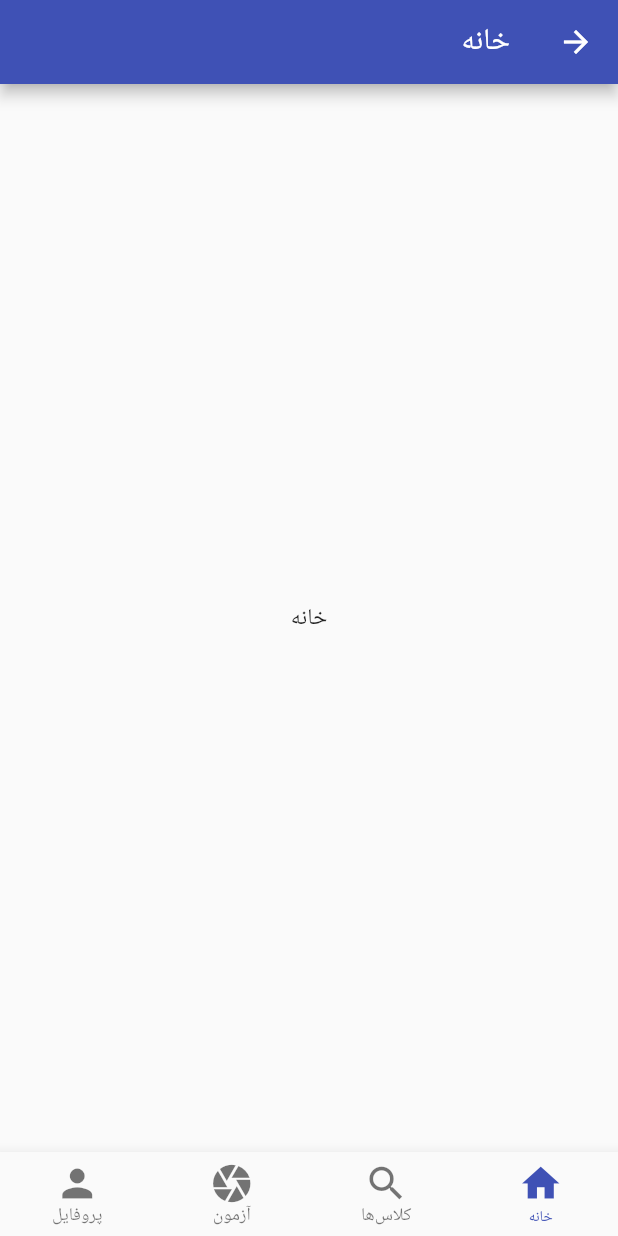
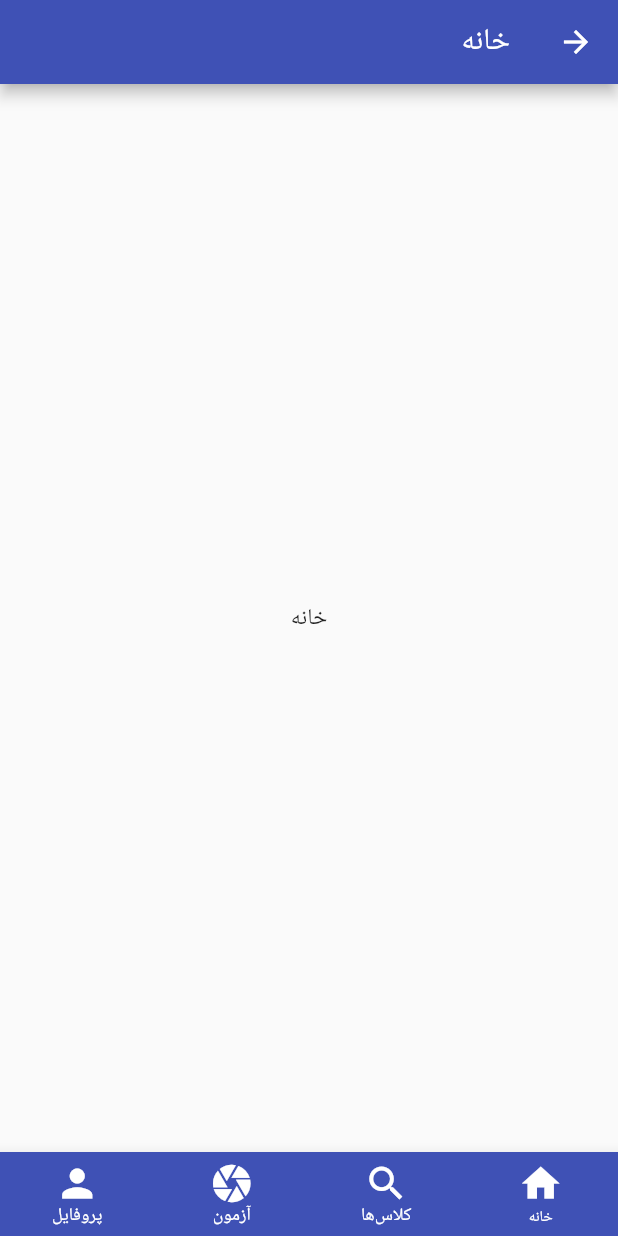
Before and after one commit to UIOOP99/LMS-Android, a Flutter app: the HomeStScreen screen opened directly, on a phone screen of 412 x 824 dp. Run offline on Flutter 3.47's test engine with Material 2 defaults, Android fonts, the phone set to English and light mode, and no system bars.

Commit message:
systemNavBar and System statusBar color changed

```diff
--- a/lib/ui/home-student/home_st_screen.dart
+++ b/lib/ui/home-student/home_st_screen.dart
@@ -1,5 +1,6 @@
 import 'package:flutter/material.dart';
 import 'package:lms_app/utils/responsive_safe_area.dart';
+import 'package:flutter/services.dart';
 
 class HomeStScreen extends StatefulWidget {
   @override
@@ -26,6 +27,14 @@ class _HomeStScreenState extends State<HomeStScreen>
 
   @override
   Widget build(BuildContext context) {
+
+
+      SystemChrome.setSystemUIOverlayStyle(SystemUiOverlayStyle(
+        statusBarColor: Theme.of(context).primaryColor,
+        statusBarBrightness: Brightness.dark,
+        systemNavigationBarColor: Theme.of(context).primaryColor,
+      ));
+
     return ResponsiveSafeArea(builder: (context, size) {
       return Scaffold(
         appBar: AppBar(
@@ -33,6 +42,9 @@ class _HomeStScreenState extends State<HomeStScreen>
         ),
         body: tabs[_current_index],
         bottomNavigationBar: BottomNavigationBar(
+          backgroundColor: Theme.of(context).primaryColor,
+          selectedItemColor: Colors.white,
+          unselectedItemColor: Colors.white,
           currentIndex: _current_index,
           type: BottomNavigationBarType.fixed,
           iconSize: 30,
@@ -41,20 +53,16 @@ class _HomeStScreenState extends State<HomeStScreen>
           items: [
             BottomNavigationBarItem(
                 icon: Icon(Icons.home),
-                title: Text(tab_names[0]),
-                backgroundColor: Colors.blue),
+                title: Text(tab_names[0]),),
             BottomNavigationBarItem(
                 icon: Icon(Icons.search),
-                title: Text(tab_names[1]),
-                backgroundColor: Colors.blue),
+                title: Text(tab_names[1]),),
             BottomNavigationBarItem(
                 icon: Icon(Icons.camera),
-                title: Text(tab_names[2]),
-                backgroundColor: Colors.blue),
+                title: Text(tab_names[2]),),
             BottomNavigationBarItem(
                 icon: Icon(Icons.person),
-                title: Text(tab_names[3]),
-                backgroundColor: Colors.blue),
+                title: Text(tab_names[3]),),
           ],
           onTap: (index){
             setState(() {
--- a/lib/ui/login/login_screen.dart
+++ b/lib/ui/login/login_screen.dart
@@ -1,10 +1,18 @@
 import 'package:flutter/material.dart';
 import 'package:lms_app/utils/responsive_safe_area.dart';
 import 'package:lms_app/utils/route_creator.dart';
+import 'package:flutter/services.dart';
 
 class LoginScreen extends StatelessWidget {
+
   @override
   Widget build(BuildContext context) {
+
+    SystemChrome.setSystemUIOverlayStyle(SystemUiOverlayStyle(
+      statusBarColor: Theme.of(context).primaryColor,
+      statusBarBrightness: Brightness.dark,
+      systemNavigationBarColor: Colors.white,
+    ));
     return ResponsiveSafeArea(builder: (context, size) {
       return Scaffold(
         appBar: AppBar(
```
